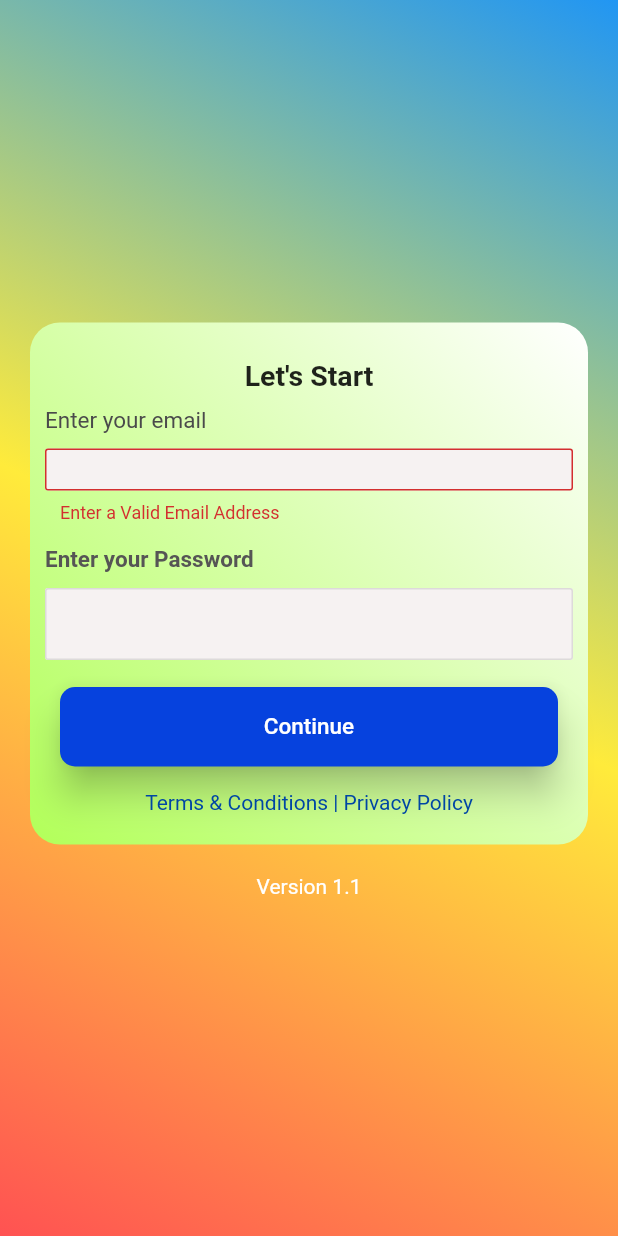
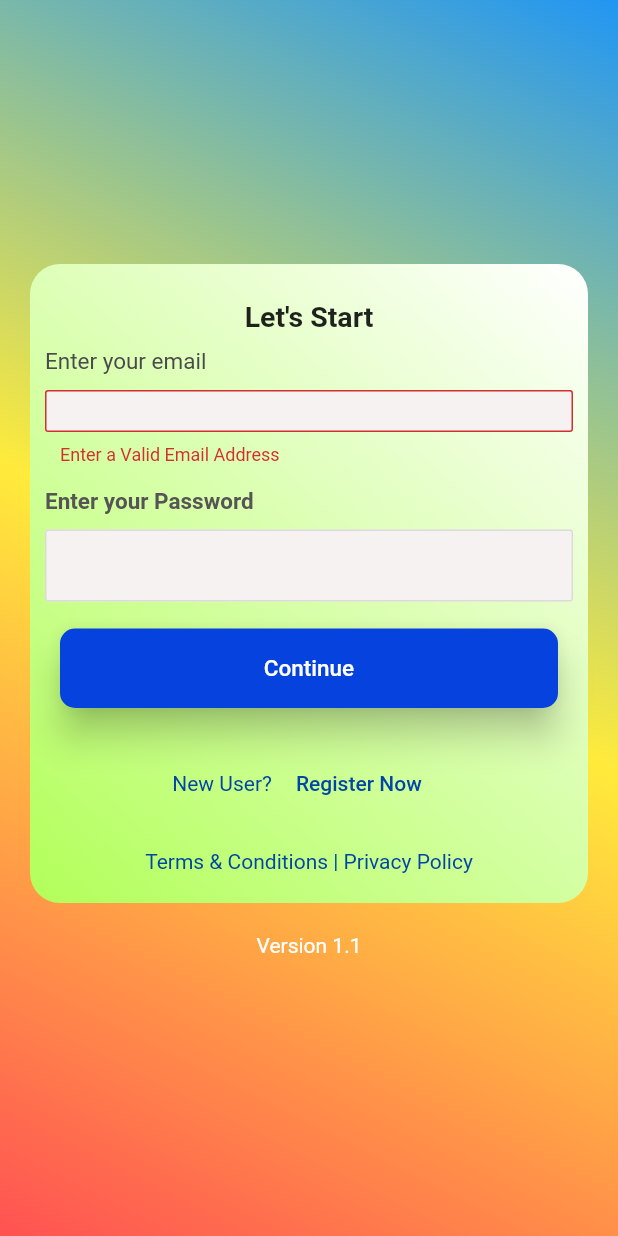
Before and after one commit to SATABHISHA/records, a Flutter app: the screen it shows after launch, on a phone screen of 412 x 824 dp. Run offline on Flutter 3.47's test engine with Material 2 defaults, Android fonts, the phone set to English and light mode, and no system bars; drawn by our look-alikes of auto_size_text; our stand-ins replace cloud_firestore, firebase_core; accounts and stored records are empty.

```diff
--- a/Tenant/lib/screens/login.dart
+++ b/Tenant/lib/screens/login.dart
@@ -258,6 +258,18 @@ class _LoginState extends State<Login> {
                               //----button code ends
 
                               Padding(
+                                padding: EdgeInsets.fromLTRB(0, 10, 0, 20),
+                                child: Center(child: Row(
+                                  // crossAxisAlignment: CrossAxisAlignment.start,
+                                  mainAxisAlignment: MainAxisAlignment.center,
+                                  children: [
+                                    Text('New User?', style: TextStyle(color: Color.fromRGBO(0, 70, 164, 1.0)),),
+                                    MaterialButton( onPressed: (){}, child: Text('Register Now', style: TextStyle(color: Color.fromRGBO(0, 70, 164, 1.0)),)),
+                                  ],
+                                )),
+                              ),
+
+                              Padding(
                                 padding: EdgeInsets.fromLTRB(0, 0, 0, 20),
                                 child: Center(child: Text('Terms & Conditions | Privacy Policy', style: TextStyle(color: Color.fromRGBO(0, 70, 164, 1.0)),)),
                               )
```
